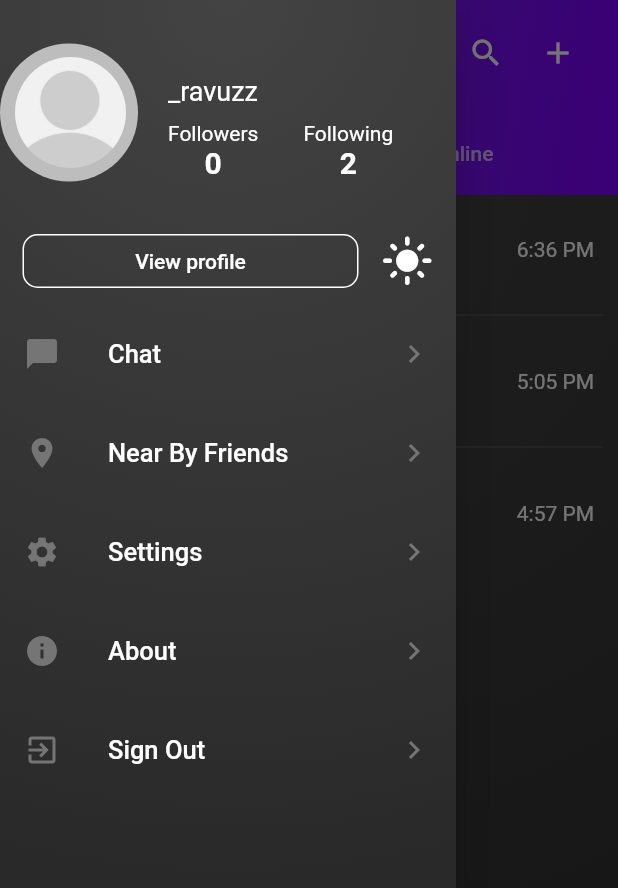
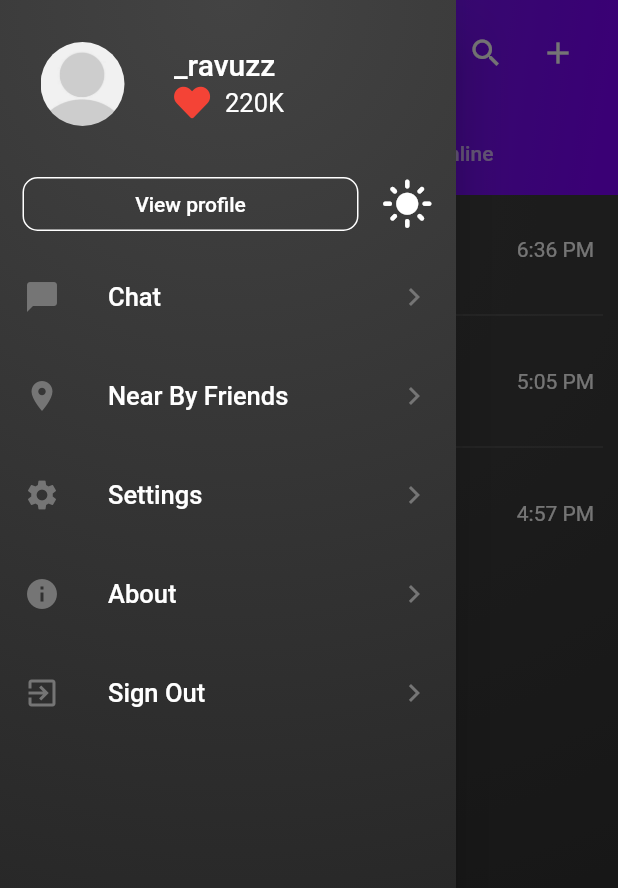
Before and after one commit to x-abgth/lite_chat, a Flutter app: the screen it shows after launch, with the side drawer open, on a phone screen of 412 x 824 dp. Shown: the top 888 px of the screen. Run offline on Flutter 3.47's test engine with Material 2 defaults, Android fonts, the phone set to English and light mode, and no system bars; our stand-ins replace bloc, equatable, flutter_bloc, font_awesome_flutter, google_fonts.

Commit message:
profile page structure

```diff
--- a/lib/core/themes/app_theme.dart
+++ b/lib/core/themes/app_theme.dart
@@ -39,11 +39,12 @@ class AppTheme {
     ),
     appBarTheme: AppBarTheme()
         .copyWith(foregroundColor: Colors.white, backgroundColor: primaryColor),
-    textTheme: TextTheme().copyWith(
+    textTheme: TextTheme(
       headline1: TextStyle(color: lightTextColor),
       headline6: TextStyle(color: lightTextColor),
       bodyText1: TextStyle(color: lightTextColor),
       bodyText2: TextStyle(color: lightTextColor),
+      caption: TextStyle(color: lightTextColor),
       subtitle1: TextStyle(color: lightSubTextColor),
       subtitle2: TextStyle(color: lightSubTextColor),
     ),
@@ -62,11 +63,12 @@ class AppTheme {
         ),
     appBarTheme: AppBarTheme()
         .copyWith(foregroundColor: Colors.white, backgroundColor: primaryColor),
-    textTheme: TextTheme().copyWith(
+    textTheme: TextTheme(
       headline1: TextStyle(color: darkSurfaceColor),
       headline6: TextStyle(color: darkSurfaceColor),
       bodyText1: TextStyle(color: darkSurfaceColor),
       bodyText2: TextStyle(color: darkSurfaceColor),
+      caption: TextStyle(color: darkSurfaceColor),
       subtitle1: TextStyle(color: darkSubTextColor),
       subtitle2: TextStyle(color: darkSubTextColor),
     ),
--- a/lib/main.dart
+++ b/lib/main.dart
@@ -149,7 +149,6 @@ class HomeBody extends StatelessWidget {
   @override
   Widget build(BuildContext context) {
     return Container(
-      // color: Colors.red,
       decoration: BoxDecoration(
         gradient: RadialGradient(
           colors: [
--- a/lib/presentation/screens/home_screen/widgets/drawerSection.dart
+++ b/lib/presentation/screens/home_screen/widgets/drawerSection.dart
@@ -1,10 +1,10 @@
 import 'package:flutter/material.dart';
+import 'package:font_awesome_flutter/font_awesome_flutter.dart';
 import 'package:lite_chat/core/themes/cubit/theme_switch_cubit.dart';
 import 'package:lite_chat/presentation/screens/near_by_friends_screen/nearByFriends.dart';
 import 'package:lite_chat/presentation/screens/register_screen/signInPage.dart';
 import 'package:lite_chat/presentation/screens/profile_screen/userProfilePage.dart';
 import 'package:lite_chat/presentation/screens/home_screen/widgets/profileAvatar.dart';
-import 'package:lite_chat/core/themes/cubit/theme_switch_cubit.dart';
 import 'package:flutter_bloc/flutter_bloc.dart';
 
 class DrawerSection extends StatelessWidget {
@@ -12,7 +12,8 @@ class DrawerSection extends StatelessWidget {
 
   @override
   Widget build(BuildContext context) {
-    return Container(
+    return SafeArea(
+      child: Container(
         decoration: BoxDecoration(
           color: Colors.white,
           gradient: RadialGradient(
@@ -25,73 +26,31 @@ class DrawerSection extends StatelessWidget {
           ),
         ),
         child: ListView(children: [
-        Container(
-          height: 150,
-          alignment: Alignment.center,
-          child: GestureDetector(
-            onTap: () => Navigator.push(context,
-                MaterialPageRoute(builder: (context) => UserProfilePage())),
-            child: Material(
-              color: Colors.transparent,
-              child: Row(
-                children: [
-                  Container(
-                    alignment: Alignment.center,
-                    height: 92,
-                    width: 92,
-                    padding: EdgeInsets.only(right: 8),
-                    decoration: BoxDecoration(
-                        shape: BoxShape.circle, color: Colors.grey[400]),
-                    child: ProfileAvatar(
+          ListTile(
+            contentPadding: const EdgeInsets.symmetric(vertical: 20),
+            leading: ProfileAvatar(
               func: () {
-                        return Navigator.push(
-                            context,
-                            MaterialPageRoute(
-                                builder: (context) => UserProfilePage()));
+                return Navigator.push(context,
+                    MaterialPageRoute(builder: (context) => UserProfilePage()));
               },
               height: 90,
               width: 90,
             ),
+            title: Text("_ravuzz", style: TextStyle(fontSize: 20)),
+            subtitle: Padding(
+              padding: const EdgeInsets.only(top: 2.0),
+              child: Row(
+                children: [
+                  FaIcon(
+                    FontAwesomeIcons.solidHeart,
+                    color: Colors.red,
                   ),
-                  Padding(
-                    padding: const EdgeInsets.all(20.0),
-                    child: Column(
-                      mainAxisAlignment: MainAxisAlignment.center,
-                      crossAxisAlignment: CrossAxisAlignment.start,
-                      children: [
-                        SizedBox(height: 20),
-                        Text("_ravuzz", style: TextStyle(fontSize: 18)),
-                        SizedBox(height: 10),
-                        Row(
-                          children: [
-                            Column(
-                              children: [
-                                Text("Followers"),
+                  SizedBox(width: 10),
                   Text(
-                                  "0",
-                                  style: TextStyle(
-                                      fontSize: 20,
-                                      fontWeight: FontWeight.bold),
-                                ),
-                              ],
-                            ),
-                            SizedBox(width: 30),
-                            Column(
-                              children: [
-                                Text("Following"),
-                                Text("2",
-                                    style: TextStyle(
-                                        fontSize: 20,
-                                        fontWeight: FontWeight.bold))
-                              ],
+                    "220K",
+                    style: TextStyle(fontSize: 17),
                   )
                 ],
-                        ),
-                      ],
-                    ),
-                  ),
-                ],
-              ),
               ),
             ),
           ),
@@ -101,12 +60,15 @@ class DrawerSection extends StatelessWidget {
                 child: Padding(
                   padding: const EdgeInsets.symmetric(horizontal: 15.0),
                   child: OutlinedButton(
-                  onPressed: () {},
+                    onPressed: () => Navigator.push(
+                        context,
+                        MaterialPageRoute(
+                            builder: (context) => UserProfilePage())),
                     style: OutlinedButton.styleFrom(
                       shape: RoundedRectangleBorder(
                           borderRadius: BorderRadius.circular(10)),
-                    side:
-                        BorderSide(color: Theme.of(context).primaryColorLight),
+                      side: BorderSide(
+                          color: Theme.of(context).primaryColorLight),
                     ),
                     child: Text(
                       "View profile",
@@ -169,6 +131,7 @@ class DrawerSection extends StatelessWidget {
                     MaterialPageRoute(builder: (context) => SignInPage()));
               }),
         ]),
+      ),
     );
   }
 
--- a/lib/presentation/screens/home_screen/widgets/profileAvatar.dart
+++ b/lib/presentation/screens/home_screen/widgets/profileAvatar.dart
@@ -32,7 +32,7 @@ class ProfileAvatar extends StatelessWidget {
                 )),
           ),
           Positioned(
-            bottom: 0.5,
+            bottom: 0,
             right: 2,
             child: isOnline
                 ? CircleAvatar(
```
Also changed, not shown: lib/presentation/screens/profile_screen/userProfilePage.dart (+131 -1 lines). Lines whose indentation alone changed are shown as unchanged.
